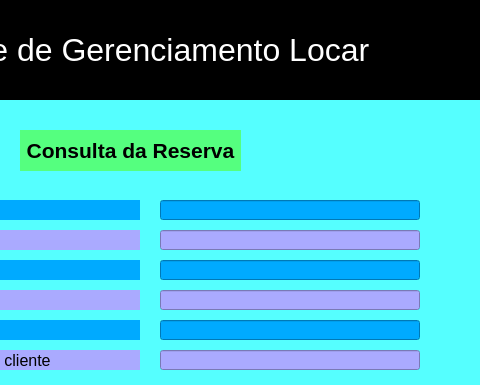
Before: the Qt Designer form tela_alterar_reserva2_nova.ui in GabrielSelim/locar.py, drawn with Qt 5; both pictures show x 220 to 700 and y 0 to 385 of the 700 by 700 pixel window.
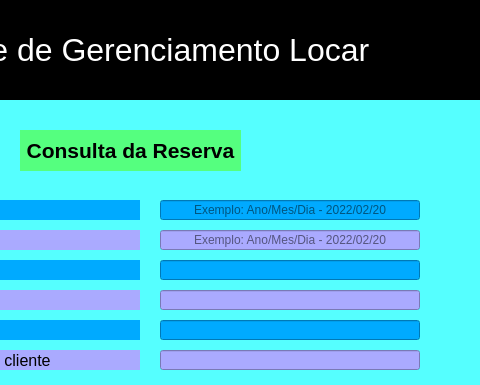
After: the same form once the commit is applied.

```diff
--- a/tela_alterar_reserva2_nova.ui
+++ b/tela_alterar_reserva2_nova.ui
@@ -548,6 +548,12 @@
     <property name="text">
      <string/>
     </property>
+    <property name="alignment">
+     <set>Qt::AlignCenter</set>
+    </property>
+    <property name="placeholderText">
+     <string>Exemplo: Ano/Mes/Dia - 2022/02/20</string>
+    </property>
    </widget>
    <widget class="QLineEdit" name="lineEdit_3">
     <property name="geometry">
@@ -686,6 +692,12 @@
     <property name="text">
      <string/>
     </property>
+    <property name="alignment">
+     <set>Qt::AlignCenter</set>
+    </property>
+    <property name="placeholderText">
+     <string>Exemplo: Ano/Mes/Dia - 2022/02/20</string>
+    </property>
    </widget>
    <widget class="QCheckBox" name="checkBox_2">
     <property name="geometry">
```
